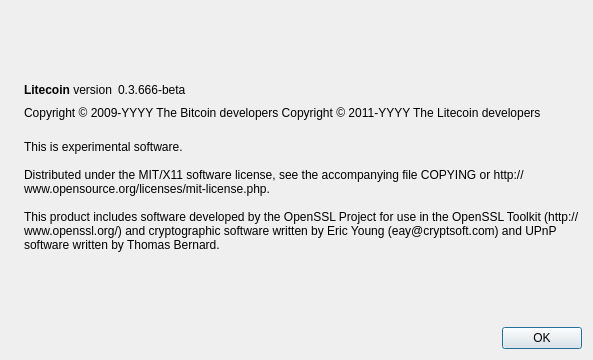
First picture: the form in src/qt/forms/aboutdialog.ui, repository happy-coin/happy-coin, before the edit.
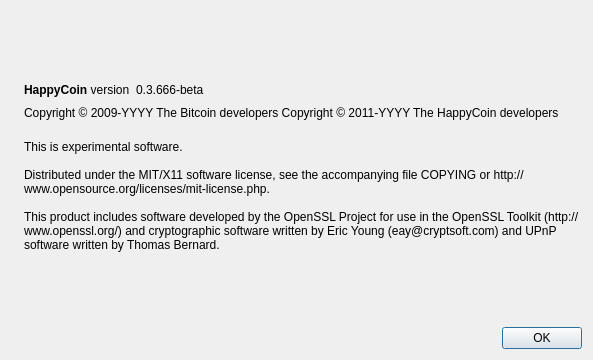
Second picture: the form after the edit. Icons and pictures are not drawn.

The edit to the form file:
```diff
--- a/src/qt/forms/aboutdialog.ui
+++ b/src/qt/forms/aboutdialog.ui
@@ -50,7 +50,7 @@
           <cursorShape>IBeamCursor</cursorShape>
          </property>
          <property name="text">
-          <string>&lt;b&gt;Litecoin&lt;/b&gt; version</string>
+          <string>&lt;b&gt;HappyCoin&lt;/b&gt; version</string>
          </property>
          <property name="textInteractionFlags">
           <set>Qt::LinksAccessibleByMouse|Qt::TextSelectableByKeyboard|Qt::TextSelectableByMouse</set>
@@ -92,7 +92,7 @@
        </property>
        <property name="text">
         <string notr="true">Copyright &amp;copy; 2009-YYYY The Bitcoin developers
-Copyright &amp;copy; 2011-YYYY The Litecoin developers</string>
+Copyright &amp;copy; 2011-YYYY The HappyCoin developers</string>
        </property>
        <property name="textFormat">
         <enum>Qt::RichText</enum>
```
Left out of the diff: 2 changed lines with no effect on the pictures.
